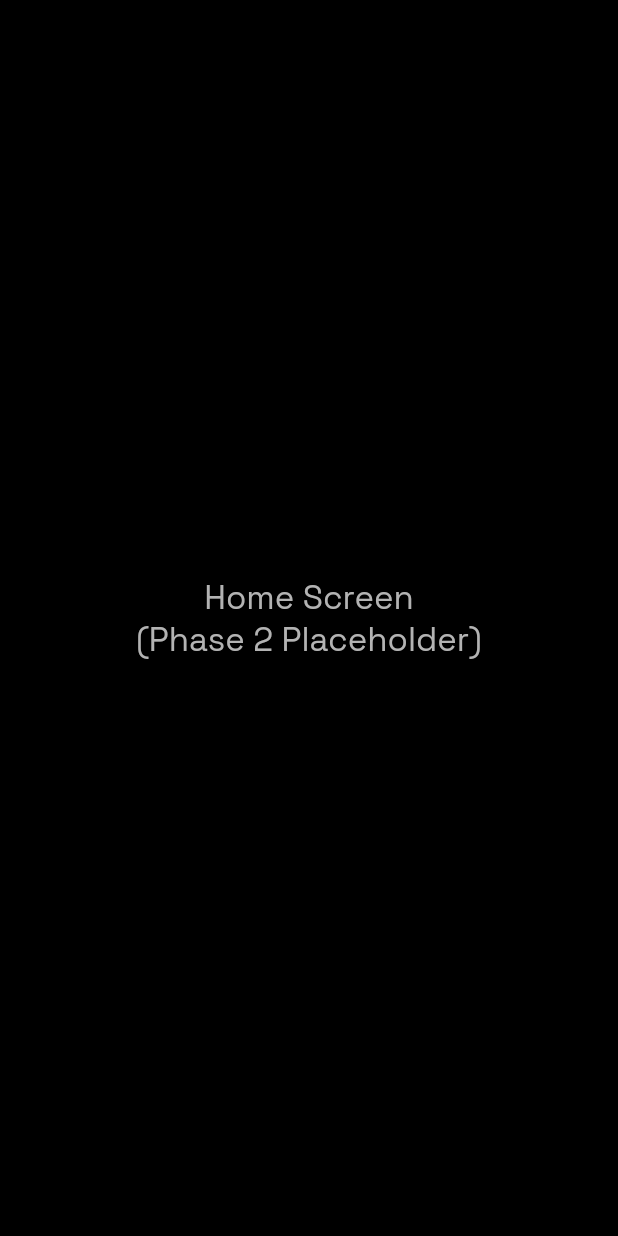
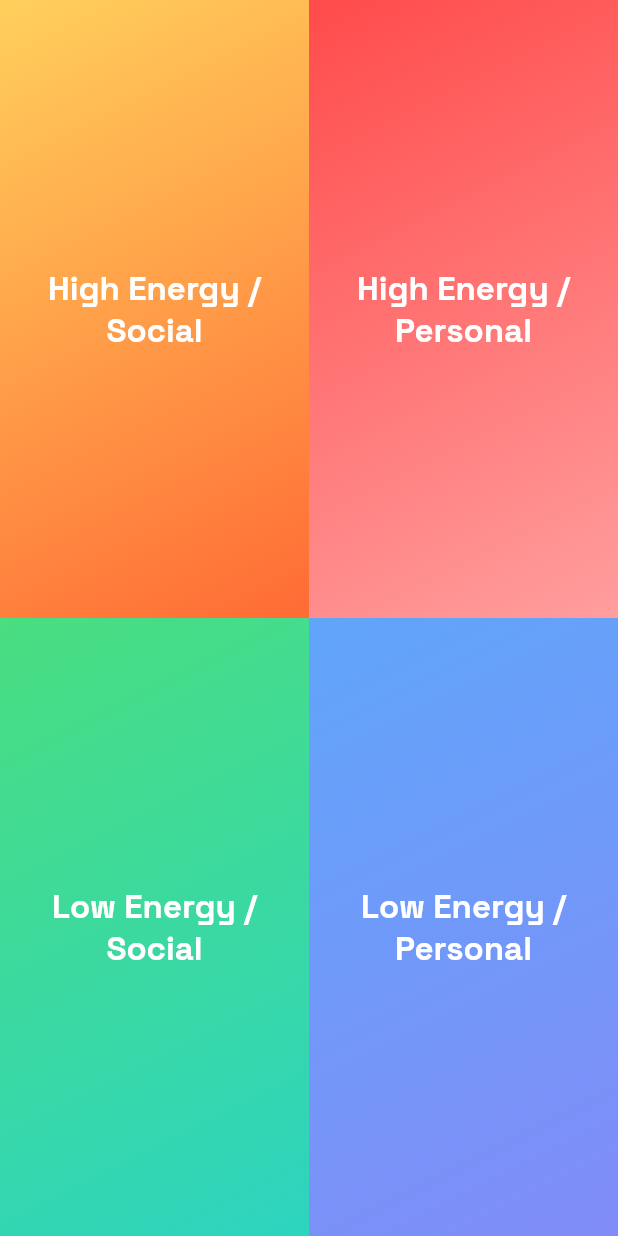
Before and after one commit to casey798/Act_tracker, a Flutter app: the HomeScreen screen opened by its route, on a phone screen of 412 x 824 dp. Run offline on Flutter 3.47's test engine with Material 3 defaults, Android fonts, the phone set to English and light mode, and no system bars; drawn by our look-alikes of flutter_animate; our stand-ins replace flutter_riverpod, go_router, google_fonts, heroicons, shared_preferences; missing offline and left inert: universal_html; accounts and stored records are empty; project files that could hold a hidden picture were left out.

Commit message:
Phase 2 Implementation: Quadrants, Activity Selection, Animations

```diff
--- a/lib/core/theme/app_theme.dart
+++ b/lib/core/theme/app_theme.dart
@@ -7,21 +7,21 @@ class AppTheme {
   static const Color textPrimary = Color(0xFFFFFFFF);
   static const Color textSecondary = Color(0xFFB3B3B3);
 
-  // Quadrant 1: High Energy / Social (Red/Pink)
-  static const Color q1Start = Color(0xFFFF512F);
-  static const Color q1End = Color(0xFFDD2476);
+  // Quadrant 1: High Energy / Social ("The Hype") -> Warm Yellow to Solar Orange
+  static const Color q1Start = Color(0xFFFFD05C);
+  static const Color q1End = Color(0xFFFF6B35);
 
-  // Quadrant 2: High Energy / Private (Yellow/Green/Gold)
-  static const Color q2Start = Color(0xFFF09819);
-  static const Color q2End = Color(0xFFEDDE5D);
+  // Quadrant 2: High Energy / Focus ("The Grind") -> Electric Red to Intense Pink
+  static const Color q2Start = Color(0xFFFF4B4B);
+  static const Color q2End = Color(0xFFFF9E9E);
 
-  // Quadrant 3: Low Energy / Social (Blue/Purple)
-  static const Color q3Start = Color(0xFF4776E6);
-  static const Color q3End = Color(0xFF8E54E9);
+  // Quadrant 3: Low Energy / Restoration ("The Recharge") -> Mint Green to Teal
+  static const Color q3Start = Color(0xFF4ADE80);
+  static const Color q3End = Color(0xFF2DD4BF);
 
-  // Quadrant 4: Low Energy / Private (Grey/Muted)
-  static const Color q4Start = Color(0xFF232526);
-  static const Color q4End = Color(0xFF414345);
+  // Quadrant 4: Low Energy / Passive ("The Idle") -> Soft Blue to Periwinkle
+  static const Color q4Start = Color(0xFF60A5FA);
+  static const Color q4End = Color(0xFF818CF8);
 
   static ThemeData get theme {
     return ThemeData(
@@ -31,7 +31,6 @@ class AppTheme {
       colorScheme: const ColorScheme.dark(
         primary: textPrimary,
         surface: surface,
-        background: background,
         onSurface: textPrimary,
       ),
       textTheme: GoogleFonts.spaceGroteskTextTheme(
--- /dev/null
+++ b/lib/data/constants/activities.dart
@@ -0,0 +1,89 @@
+class ActivityOption {
+  final String label;
+  final String category;
+
+  const ActivityOption(this.label, this.category);
+}
+
+class Activities {
+  static const String catHighSocial = 'High Energy / Social';
+  static const String catHighPersonal = 'High Energy / Personal';
+  static const String catLowSocial = 'Low Energy / Social';
+  static const String catLowPersonal = 'Low Energy / Personal';
+
+  static const List<String> highSocial = [
+    'Charretting',
+    'Presenting',
+    'Surveying',
+    'Critiquing',
+    'Constructing',
+    'Debating',
+    'Exhibiting',
+    'Networking',
+    'Curating',
+    'Workshoping',
+    'Collaborating',
+    'Defending',
+    'Mapping',
+    'Brainstorming',
+    'Mentoring',
+    'Directing',
+  ];
+
+  static const List<String> highPersonal = [
+    'Drafting',
+    'Rendering',
+    'Modeling',
+    'Sketching',
+    'Detailing',
+    'Scripting',
+    'Plotting',
+    'Redlining',
+    'Researching',
+    'Calculating',
+    'Prototyping',
+    'Writing',
+    'Sectioning',
+    'Photocollaging',
+    'Concepting',
+    'Portfolio-ing',
+  ];
+
+  static const List<String> lowSocial = [
+    'Venting',
+    'Snacking',
+    'Pinning',
+    'Roaming',
+    'Jamming',
+    'Gossiping',
+    'Observing',
+    'Thrifting',
+    'Lunching',
+    'Sharing',
+    'Photowalking',
+    'Visiting',
+    'Commuting',
+    'Browsing',
+    'Meme-ing',
+    'Coffee-ing',
+  ];
+
+  static const List<String> lowPersonal = [
+    'Waiting',
+    'Sleeping',
+    'Pinterest-ing',
+    'Staring',
+    'Listening',
+    'Collecting',
+    'Organizing',
+    'Tracing',
+    'Doodling',
+    'Watching',
+    'Sharpening',
+    'Reflecting',
+    'Walking',
+    'Reading',
+    'Sourcing',
+    'Dreaming',
+  ];
+}
--- a/lib/features/auth/login_screen.dart
+++ b/lib/features/auth/login_screen.dart
@@ -1,6 +1,6 @@
 import 'package:flutter/material.dart';
 import 'package:flutter_riverpod/flutter_riverpod.dart';
-import 'package:go_router/go_router.dart';
+
 import 'package:tracker_pwa/core/theme/app_theme.dart';
 import 'package:tracker_pwa/features/auth/auth_provider.dart';
 
--- a/lib/features/home/home_screen.dart
+++ b/lib/features/home/home_screen.dart
@@ -1,6 +1,8 @@
 import 'package:flutter/material.dart';
+import 'package:flutter_animate/flutter_animate.dart';
+import 'package:go_router/go_router.dart';
 import 'package:tracker_pwa/core/theme/app_theme.dart';
-import 'package:tracker_pwa/features/onboarding/pwa_install_banner.dart';
+import 'package:tracker_pwa/data/constants/activities.dart';
 
 class HomeScreen extends StatelessWidget {
   const HomeScreen({super.key});
@@ -8,26 +10,109 @@ class HomeScreen extends StatelessWidget {
   @override
   Widget build(BuildContext context) {
     return Scaffold(
-      backgroundColor: AppTheme.background,
-      body: Stack(
+      body: Column(
         children: [
-          Center(
-            child: Text(
-              'Home Screen\n(Phase 2 Placeholder)',
-              textAlign: TextAlign.center,
-              style: Theme.of(context).textTheme.titleLarge?.copyWith(
-                    color: AppTheme.textSecondary,
-                  ),
+          Expanded(
+            child: Row(
+              children: [
+                _Quadrant(
+                  label: Activities.catHighSocial,
+                  startColor: AppTheme.q1Start,
+                  endColor: AppTheme.q1End,
+                  onTap: () => _navigateToActivity(context, Activities.catHighSocial, AppTheme.q1Start, AppTheme.q1End),
+                ),
+                _Quadrant(
+                  label: Activities.catHighPersonal,
+                  startColor: AppTheme.q2Start,
+                  endColor: AppTheme.q2End,
+                  onTap: () => _navigateToActivity(context, Activities.catHighPersonal, AppTheme.q2Start, AppTheme.q2End),
+                ),
+              ],
             ),
           ),
-          const Positioned(
-            bottom: 0,
-            left: 0,
-            right: 0,
-            child: PwaInstallBanner(),
+          Expanded(
+            child: Row(
+              children: [
+                _Quadrant(
+                  label: Activities.catLowSocial,
+                  startColor: AppTheme.q3Start,
+                  endColor: AppTheme.q3End,
+                  onTap: () => _navigateToActivity(context, Activities.catLowSocial, AppTheme.q3Start, AppTheme.q3End),
+                ),
+                _Quadrant(
+                  label: Activities.catLowPersonal,
+                  startColor: AppTheme.q4Start,
+                  endColor: AppTheme.q4End,
+                  onTap: () => _navigateToActivity(context, Activities.catLowPersonal, AppTheme.q4Start, AppTheme.q4End),
+                ),
+              ],
+            ),
           ),
         ],
       ),
     );
   }
+
+  void _navigateToActivity(BuildContext context, String category, Color startColor, Color endColor) {
+    context.push(
+      '/activity-select',
+      extra: {
+        'category': category,
+        'startColor': startColor,
+        'endColor': endColor,
+      },
+    );
+  }
 }
+
+class _Quadrant extends StatelessWidget {
+  final String label;
+  final Color startColor;
+  final Color endColor;
+  final VoidCallback onTap;
+
+  const _Quadrant({
+    required this.label,
+    required this.startColor,
+    required this.endColor,
+    required this.onTap,
+  });
+
+  @override
+  Widget build(BuildContext context) {
+    return Expanded(
+      child: GestureDetector(
+        onTap: onTap,
+        child: Hero(
+          tag: 'quadrant-$label',
+          child: Container(
+            decoration: BoxDecoration(
+              gradient: LinearGradient(
+                begin: Alignment.topLeft,
+                end: Alignment.bottomRight,
+                colors: [startColor, endColor],
+              ),
+            ),
+            child: Center(
+              child: Text(
+                label,
+                textAlign: TextAlign.center,
+                style: Theme.of(context).textTheme.titleLarge?.copyWith(
+                      color: Colors.white,
+                      fontWeight: FontWeight.bold,
+                    ),
+              ),
+            )
+            .animate(onPlay: (controller) => controller.repeat(reverse: true))
+            .scale(
+              begin: const Offset(0.95, 0.95),
+              end: const Offset(1.05, 1.05),
+              duration: 2000.ms,
+              curve: Curves.easeInOut,
+            ),
+          ),
+        ),
+      ),
+    );
+  }
+}
--- a/pubspec.yaml
+++ b/pubspec.yaml
@@ -41,6 +41,8 @@ dependencies:
   google_fonts: ^8.0.1
   flutter_svg: ^2.2.3
   universal_html: ^2.3.0
+  flutter_animate: ^4.5.2
+  heroicons: ^0.11.0
 
 dev_dependencies:
   flutter_test:
```
Also changed, not shown: lib/features/activity/activity_select_screen.dart (added, +126 -0 lines), lib/main.dart (+12 -0 lines), pubspec.lock.
